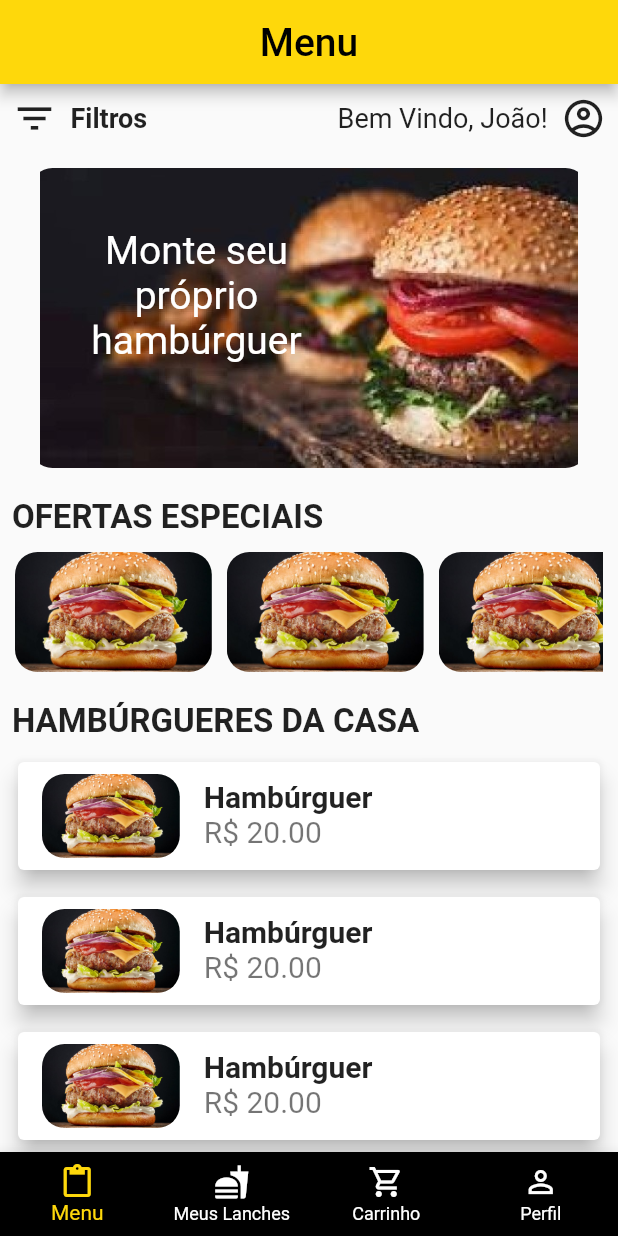
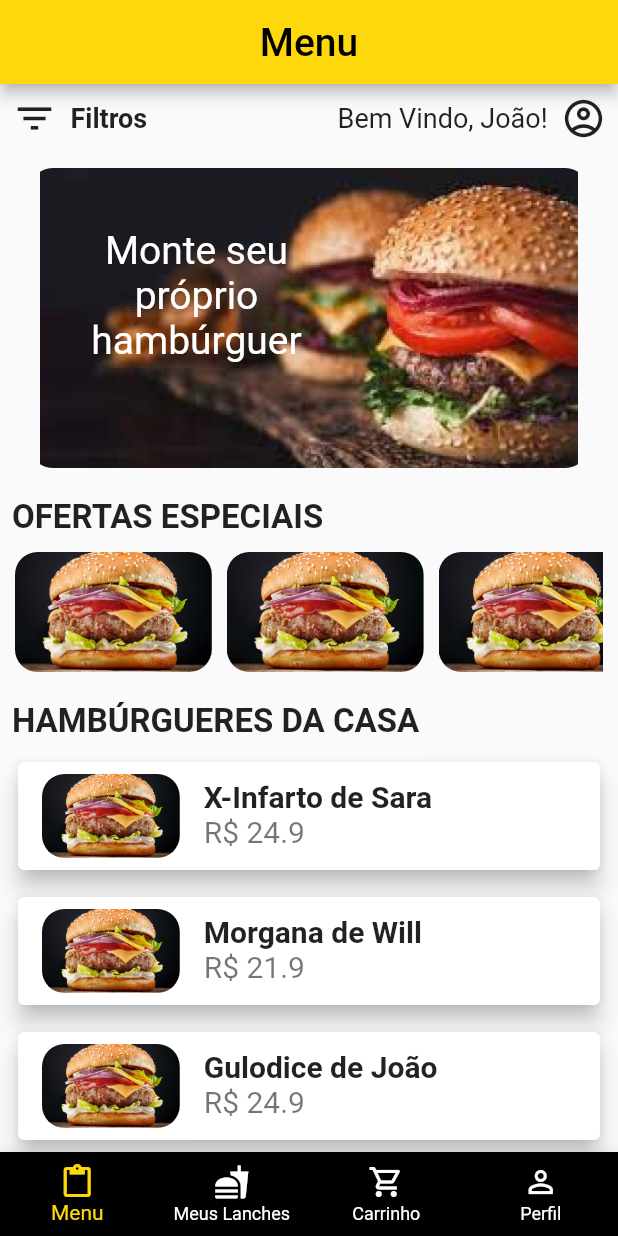
Before and after one commit to SaraCoelhoCosta/garagem_burger, a Flutter app: the screen it shows after launch, after a tap on "Entrar como visitante", on a phone screen of 412 x 824 dp. Run offline on Flutter 3.47's test engine with Material 2 defaults, Android fonts, the phone set to English and light mode, and no system bars; our stand-ins replace cloud_firestore, firebase_auth, firebase_core, google_fonts, mask_text_input_formatter, rxdart; missing offline and left inert: sign_button; accounts and stored records are empty; Roboto replaces fonts that are missing (Oxygen).

Commit message:
Adicionada tela de produto

```diff
--- a/lib/main.dart
+++ b/lib/main.dart
@@ -8,6 +8,7 @@ import 'package:firebase_core/firebase_core.dart';
 import 'package:garagem_burger/screens/tela_cadastroUsuario.dart';
 import 'package:garagem_burger/screens/tela_login.dart';
 import 'package:garagem_burger/screens/tela_principal.dart';
+import 'package:garagem_burger/screens/tela_produto.dart';
 import 'package:garagem_burger/screens/telas_perfil/tela_configuracoes.dart';
 import 'package:garagem_burger/screens/telas_perfil/tela_meus_cartoes.dart';
 import 'package:garagem_burger/screens/telas_perfil/tela_meus_pedidos.dart';
@@ -55,6 +56,7 @@ class MyApp extends StatelessWidget {
         Rotas.configuracoes: (context) => TelaConfiguracoes(),
         Rotas.login: (context) => TelaLogin(),
         Rotas.cadastro: (context) => TelaCadastroUsuario(),
+        Rotas.produto: (context) => TelaProduto(),
       },
     );
   }
--- /dev/null
+++ b/lib/models/produto.dart
@@ -0,0 +1,17 @@
+enum Tipo {
+  bebida,
+  hamburguer,
+  sobremesa,
+}
+
+class Produto {
+  final String nome;
+  final double preco;
+  final Tipo tipo;
+
+  Produto({
+    required this.nome,
+    required this.preco,
+    required this.tipo,
+  });
+}
--- a/lib/rotas.dart
+++ b/lib/rotas.dart
@@ -10,6 +10,7 @@ class Rotas {
   static const minhasLocalizacoes = '/minhas-localizacoes';
   static const login = '/login';
   static const cadastro = '/cadastro';
+  static const produto = '/produto';
 
   static void nvgComRetorno({
     required BuildContext context,
--- a/lib/screens/components/card_produto.dart
+++ b/lib/screens/components/card_produto.dart
@@ -1,13 +1,25 @@
 import 'package:flutter/material.dart';
+import 'package:garagem_burger/models/produto.dart';
+import 'package:garagem_burger/rotas.dart';
 import 'package:google_fonts/google_fonts.dart';
 
 class CardProduto extends StatelessWidget {
+  final Produto produto;
 
-  const CardProduto({ Key? key }) : super(key: key);
+  const CardProduto({
+    Key? key,
+    required this.produto,
+  }) : super(key: key);
 
   @override
   Widget build(BuildContext context) {
-    return Padding(
+    return GestureDetector(
+      onTap: () => Rotas.nvgComRetorno(
+        context: context,
+        rota: Rotas.produto,
+        argumentos: produto,
+      ),
+      child: Padding(
         padding: const EdgeInsets.only(
           left: 8.0,
           right: 8.0,
@@ -21,16 +33,17 @@ class CardProduto extends StatelessWidget {
               child: Image.asset('images/hamburguer.jpg'),
             ),
             title: Text(
-            'Hambúrguer',
+              produto.nome,
               style: GoogleFonts.oxygen(
                 fontSize: 20.0,
                 fontWeight: FontWeight.bold,
               ),
             ),
             subtitle: Text(
-            'R\$ 20.00',
+              'R\$ ${produto.preco}',
               style: GoogleFonts.oxygen(
                 fontSize: 20.0,
+              ),
             ),
           ),
         ),
--- a/lib/screens/tela_menu.dart
+++ b/lib/screens/tela_menu.dart
@@ -1,4 +1,5 @@
 import 'package:flutter/material.dart';
+import 'package:garagem_burger/models/produto.dart';
 import 'package:garagem_burger/rotas.dart';
 import 'package:garagem_burger/screens/components/card_produto.dart';
 import 'package:garagem_burger/screens/components/card_produto_simples.dart';
@@ -12,6 +13,29 @@ class TelaMenu extends StatefulWidget {
 }
 
 class _TelaMenuState extends State<TelaMenu> {
+  final _produtos = [
+    Produto(
+      nome: 'X-Infarto de Sara',
+      preco: 24.90,
+      tipo: Tipo.hamburguer,
+    ),
+    Produto(
+      nome: 'Morgana de Will',
+      preco: 21.90,
+      tipo: Tipo.hamburguer,
+    ),
+    Produto(
+      nome: 'Gulodice de João',
+      preco: 24.90,
+      tipo: Tipo.hamburguer,
+    ),
+    Produto(
+      nome: 'Big Tentação de Lara',
+      preco: 32.90,
+      tipo: Tipo.hamburguer,
+    ),
+  ];
+
   @override
   Widget build(BuildContext context) {
     return ListView(
@@ -55,7 +79,7 @@ class _TelaMenuState extends State<TelaMenu> {
           ),
         ),
 
-        // Monte seu proprio hamburguer
+        // Botao Monte seu proprio hamburguer
         GestureDetector(
           onTap: () => Rotas.nvgComRetorno(
             context: context,
@@ -87,7 +111,7 @@ class _TelaMenuState extends State<TelaMenu> {
           ),
         ),
 
-        // Ofertas Especiais
+        // Titulo Ofertas Especiais
         Padding(
           padding: const EdgeInsets.only(
             top: 10.0,
@@ -102,6 +126,7 @@ class _TelaMenuState extends State<TelaMenu> {
           ),
         ),
 
+        // Ofertas especiais
         Container(
           width: double.infinity,
           height: 100,
@@ -119,7 +144,7 @@ class _TelaMenuState extends State<TelaMenu> {
           ),
         ),
 
-        // Hamburgueres da casa
+        // Titulo Hamburgueres da casa
         Padding(
           padding: const EdgeInsets.only(
             top: 10.0,
@@ -134,14 +159,14 @@ class _TelaMenuState extends State<TelaMenu> {
           ),
         ),
 
-        const CardProduto(),
-        const CardProduto(),
-        const CardProduto(),
-        const CardProduto(),
-        const CardProduto(),
-        const CardProduto(),
-        const CardProduto(),
-        const CardProduto(),
+        // Hamburgueres da casa
+        Column(
+          mainAxisAlignment: MainAxisAlignment.center,
+          children: _produtos
+              .map((produto) => CardProduto(produto: produto))
+              .toList(),
+        ),
+
       ],
     );
   }
```
Also changed, not shown: lib/screens/tela_produto.dart (added, +65 -0 lines). Lines whose indentation alone changed are shown as unchanged.
